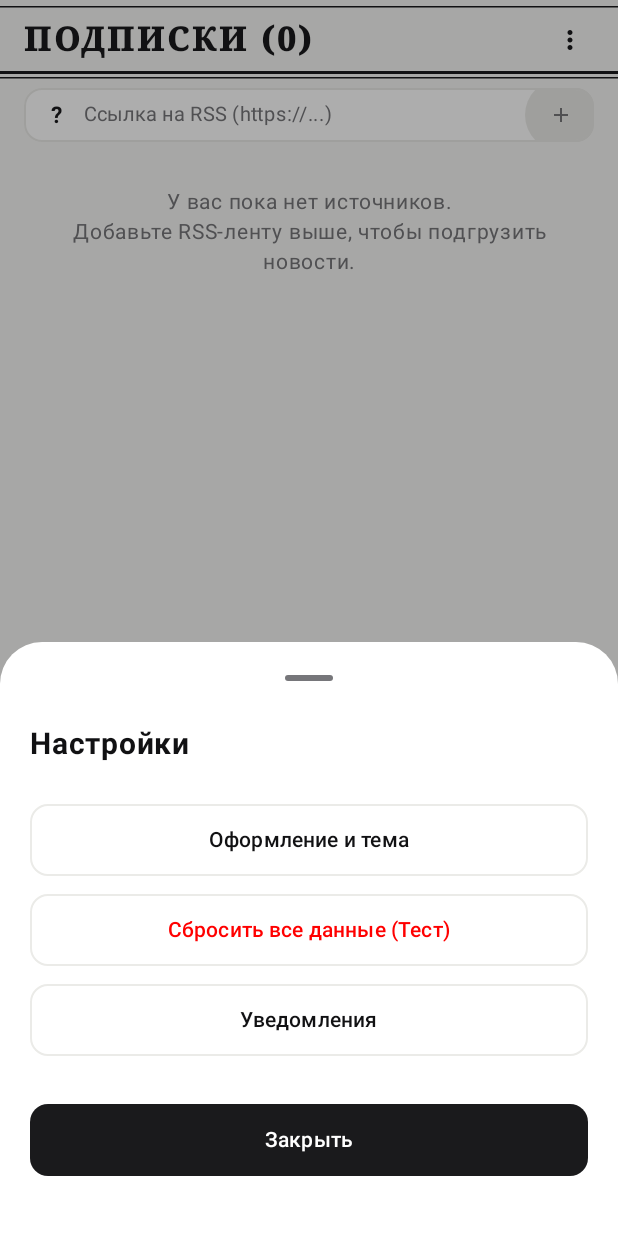
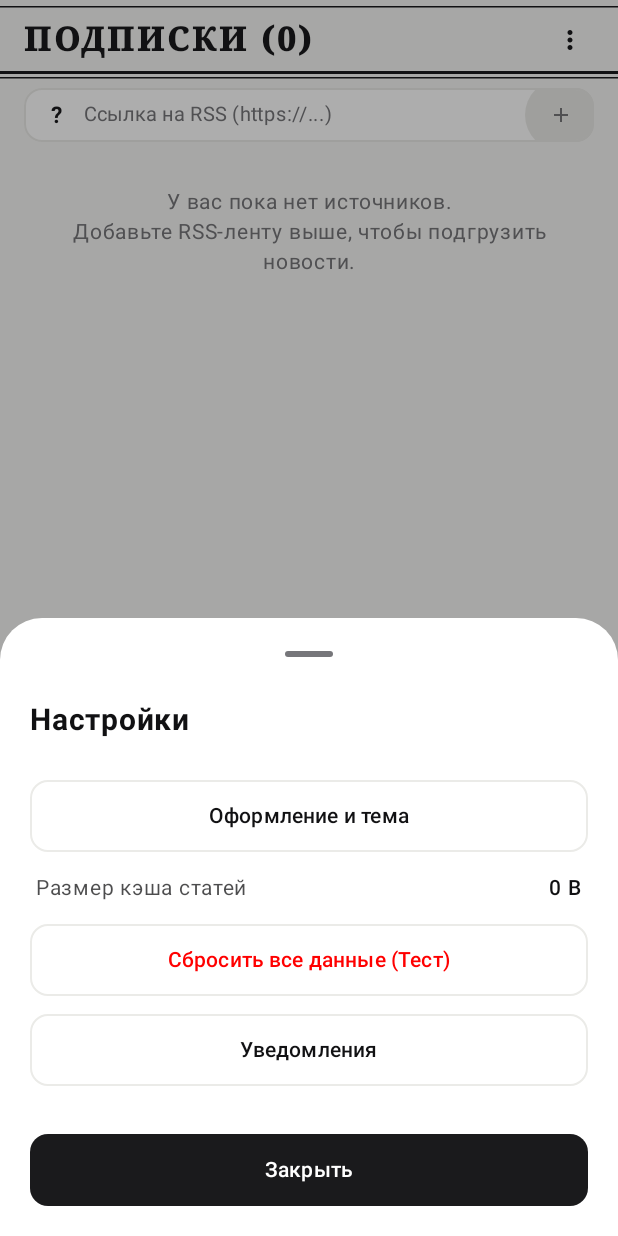
Before and after one commit to RenatBogdanov/RSS_chsu, an Android app built with Jetpack Compose: the screen it shows after launch (MainActivity), after a tap on "Меню", on a phone screen of 412 x 824 dp. Run offline under Robolectric (Android 15) with nearby library versions, the phone set to English and light mode, and no system bars; our stand-ins replace Room's generated code; pictures from the network do not load; 1 statement that could not run was skipped; 3 other taps on this screen came first.

Commit message:
Отображение размера кеша в меню настроек

```diff
--- a/app/src/main/java/com/example/rss_chsu/data/local/ArticleDao.kt
+++ b/app/src/main/java/com/example/rss_chsu/data/local/ArticleDao.kt
@@ -97,4 +97,32 @@ interface ArticleDao {
 
     @Query("DELETE FROM articles")
     suspend fun deleteAll(): Int
+
+    /**
+     * Приблизительный объём данных статей в байтах.
+     * CAST(... AS BLOB) считает байты текста, а не количество символов.
+     */
+    @Query(
+        """
+        SELECT COALESCE(
+            SUM(
+                LENGTH(CAST(id AS BLOB)) +
+                LENGTH(CAST(title AS BLOB)) +
+                LENGTH(CAST(subtitle AS BLOB)) +
+                LENGTH(CAST(content AS BLOB)) +
+                LENGTH(CAST(sourceName AS BLOB)) +
+                LENGTH(CAST(category AS BLOB)) +
+                LENGTH(CAST(author AS BLOB)) +
+                LENGTH(CAST(pubDateFormatted AS BLOB)) +
+                LENGTH(CAST(readTime AS BLOB)) +
+                LENGTH(CAST(imageUrl AS BLOB)) +
+                LENGTH(CAST(keywords AS BLOB)) +
+                LENGTH(CAST(sourceId AS BLOB))
+            ),
+            0
+        )
+        FROM articles
+        """
+    )
+    fun observeCacheSizeBytes(): Flow<Long>
 }
--- a/app/src/main/java/com/example/rss_chsu/ui/model/RssRepository.kt
+++ b/app/src/main/java/com/example/rss_chsu/ui/model/RssRepository.kt
@@ -65,6 +65,10 @@ object RssRepository {
     private val _articles = MutableStateFlow<List<Article>>(emptyList())
     val articles: StateFlow<List<Article>> = _articles.asStateFlow()
 
+    /** Объём данных статей, сохранённых в локальном кэше (в байтах). */
+    private val _cacheSizeBytes = MutableStateFlow(0L)
+    val cacheSizeBytes: StateFlow<Long> = _cacheSizeBytes.asStateFlow()
+
     private val _sources = MutableStateFlow<List<Source>>(emptyList())
     val sources: StateFlow<List<Source>> = _sources.asStateFlow()
 
@@ -96,6 +100,12 @@ object RssRepository {
                 }
                 .flowOn(Dispatchers.Default)
                 .collect { _articles.value = it }
+        }
+
+        // Размер кэша пересчитывается Room автоматически при изменении таблицы articles.
+        scope.launch {
+            dao.observeCacheSizeBytes()
+                .collect { _cacheSizeBytes.value = it }
         }
 
         // Источники и папки со счётчиками. Счётчики приходят из БД (GROUP BY sourceId),
--- a/app/src/main/java/com/example/rss_chsu/ui/screens/SettingsSheet.kt
+++ b/app/src/main/java/com/example/rss_chsu/ui/screens/SettingsSheet.kt
@@ -1,19 +1,35 @@
 package com.example.rss_chsu.ui.screens
 
+import android.text.format.Formatter
 import androidx.compose.foundation.layout.*
 import androidx.compose.foundation.shape.RoundedCornerShape
 import androidx.compose.material3.*
 import androidx.compose.runtime.Composable
+import androidx.compose.runtime.LaunchedEffect
+import androidx.compose.runtime.collectAsState
+import androidx.compose.runtime.getValue
+import androidx.compose.ui.Alignment
 import androidx.compose.ui.Modifier
+import androidx.compose.ui.platform.LocalContext
 import androidx.compose.ui.text.font.FontWeight
 import androidx.compose.ui.unit.dp
 import androidx.compose.ui.unit.sp
+import com.example.rss_chsu.ui.model.RssRepository
 import com.example.rss_chsu.ui.theme.*
 
 @Composable
 fun SettingsSheet(
     onDismiss: () -> Unit
 ) {
+    val context = LocalContext.current
+
+    // На случай, если экран настроек открылся раньше инициализации репозитория.
+    LaunchedEffect(context) {
+        RssRepository.init(context)
+    }
+
+    val cacheSizeBytes by RssRepository.cacheSizeBytes.collectAsState()
+
     Column(
         modifier = Modifier
             .fillMaxWidth()
@@ -38,17 +54,45 @@ fun SettingsSheet(
             Text("Оформление и тема", color = TextPrimary, fontWeight = FontWeight.Medium)
         }
 
+        // Показываем объём полезных данных статей, а не размер файла SQLite:
+        // удаление строк не всегда сразу уменьшает физический файл БД.
+        Row(
+            modifier = Modifier
+                .fillMaxWidth()
+                .padding(horizontal = 4.dp),
+            horizontalArrangement = Arrangement.SpaceBetween,
+            verticalAlignment = Alignment.CenterVertically
+        ) {
+            Text(
+                text = "Размер кэша статей",
+                fontSize = 14.sp,
+                color = TextPrimary.copy(alpha = 0.75f)
+            )
+            Text(
+                text = Formatter.formatShortFileSize(context, cacheSizeBytes),
+                fontSize = 14.sp,
+                fontWeight = FontWeight.SemiBold,
+                color = TextPrimary
+            )
+        }
+
         OutlinedButton(
             onClick = {
-                // Полная очистка всех данных (подписки, статьи, папки)
-                com.example.rss_chsu.ui.model.RssRepository.clearAllData()
+                // Полная очистка всех данных (подписки, статьи, папки).
+                RssRepository.clearAllData()
                 onDismiss()
             },
             modifier = Modifier.fillMaxWidth().height(48.dp),
             shape = RoundedCornerShape(12.dp),
-            colors = ButtonDefaults.outlinedButtonColors(contentColor = androidx.compose.ui.graphics.Color.Red)
+            colors = ButtonDefaults.outlinedButtonColors(
+                contentColor = androidx.compose.ui.graphics.Color.Red
+            )
         ) {
-            Text("Сбросить все данные (Тест)", color = androidx.compose.ui.graphics.Color.Red, fontWeight = FontWeight.Medium)
+            Text(
+                "Сбросить все данные (Тест)",
+                color = androidx.compose.ui.graphics.Color.Red,
+                fontWeight = FontWeight.Medium
+            )
         }
 
         OutlinedButton(
@@ -67,7 +111,11 @@ fun SettingsSheet(
             shape = RoundedCornerShape(12.dp),
             colors = ButtonDefaults.buttonColors(containerColor = DarkPrimary)
         ) {
-            Text("Закрыть", color = androidx.compose.ui.graphics.Color.White, fontWeight = FontWeight.SemiBold)
+            Text(
+                "Закрыть",
+                color = androidx.compose.ui.graphics.Color.White,
+                fontWeight = FontWeight.SemiBold
+            )
         }
     }
 }
```
